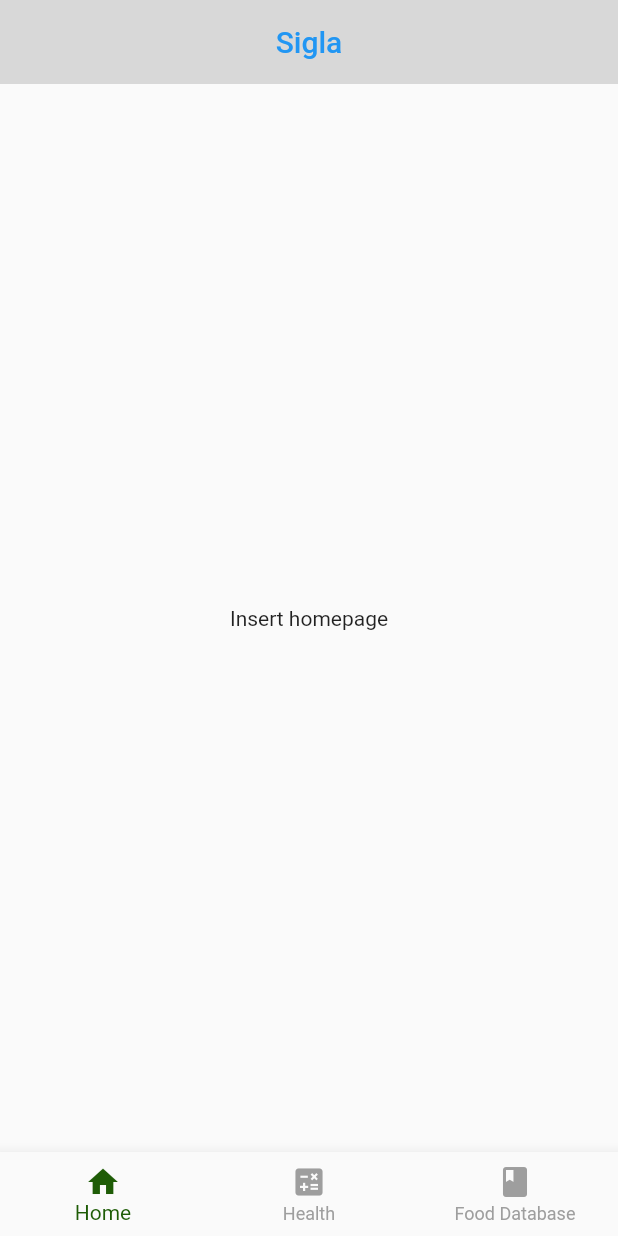
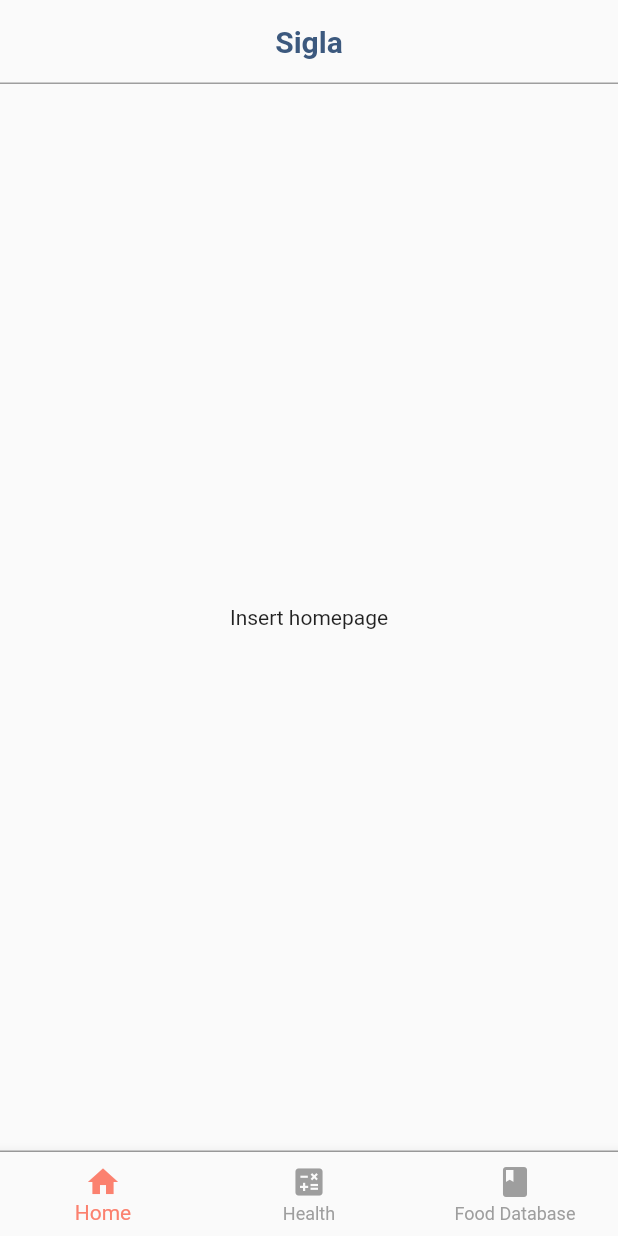
Before and after one commit to mattalejo/sigla, a Flutter app: the screen it shows after launch, on a phone screen of 412 x 824 dp. Run offline on Flutter 3.47's test engine with Material 2 defaults, Android fonts, the phone set to English and light mode, and no system bars; Roboto replaces fonts that are missing (Open).

Commit message:
UI changes

```diff
--- a/lib/directory.dart
+++ b/lib/directory.dart
@@ -28,18 +28,27 @@ class DirectoryState extends State<Directory> {
     return Scaffold(
         appBar: AppBar(
           centerTitle: true,
-        title: Text(
+          title: const Text(
             "Sigla",
-          style: TextStyle(color: Colors.blue),
+            style: TextStyle(
+                color: Color.fromARGB(255, 60, 89, 126),
+                fontWeight: FontWeight.w700),
           ),
-        backgroundColor: Color.fromARGB(255, 216, 216, 216),
+          backgroundColor: Colors.transparent,
+          shape: const Border(
+            bottom: BorderSide(color: Colors.grey, width: 1),
+          ),
           elevation: 0,
         ),
         body: PageView(
           controller: pageController,
           children: [HomeScreen(), MyCustomForm(), DatabaseScreen()],
         ),
-      bottomNavigationBar: BottomNavigationBar(
+        bottomNavigationBar: Container(
+          decoration: const BoxDecoration(
+              color: Colors.transparent,
+              border: Border(top: BorderSide(color: Colors.grey, width: 1))),
+          child: BottomNavigationBar(
               items: const <BottomNavigationBarItem>[
                 BottomNavigationBarItem(icon: Icon(Icons.home), label: "Home"),
                 BottomNavigationBarItem(
@@ -48,9 +57,9 @@ class DirectoryState extends State<Directory> {
                     icon: Icon(Icons.book), label: "Food Database"),
               ],
               currentIndex: _selectedIndex,
-          selectedItemColor: Color.fromARGB(255, 30, 92, 6),
+              selectedItemColor: const Color.fromARGB(255, 251, 129, 111),
               unselectedItemColor: Colors.grey,
               onTap: onTapped),
-    );
+        ));
   }
 }
--- a/lib/form.dart
+++ b/lib/form.dart
@@ -1,5 +1,5 @@
 import 'package:flutter/material.dart';
-import 'package:dropdown_formfield/dropdown_formfield.dart';
+// import 'package:dropdown_formfield/dropdown_formfield.dart';
 
 // Create a Form widget.
 class MyCustomForm extends StatefulWidget {
@@ -16,7 +16,6 @@ class MyCustomFormState extends State<MyCustomForm> {
   // and allows validation of the form.
   final _formKey = GlobalKey<FormState>();
 
-  @override
   Widget build(BuildContext context) {
     // Build a Form widget using the _formKey created above.
     return Scaffold(
--- a/lib/main.dart
+++ b/lib/main.dart
@@ -8,11 +8,12 @@ class MyApp extends StatelessWidget {
 
   @override
   Widget build(BuildContext context) {
-    final ThemeData theme = ThemeData();
     return MaterialApp(
         theme: ThemeData(
-            accentColor: Color.fromARGB(255, 60, 89, 126),
-            visualDensity: VisualDensity(horizontal: 0.6, vertical: 0.4)),
+            fontFamily: "Open",
+            visualDensity: const VisualDensity(horizontal: 0.6, vertical: 0.4),
+            colorScheme: ColorScheme.fromSwatch()
+                .copyWith(secondary: const Color.fromARGB(255, 60, 89, 126))),
         home: Directory());
   }
 }
```
Also changed, not shown: pubspec.yaml (+7 -5 lines), lib/landing.dart (added). Lines whose indentation alone changed are shown as unchanged.
